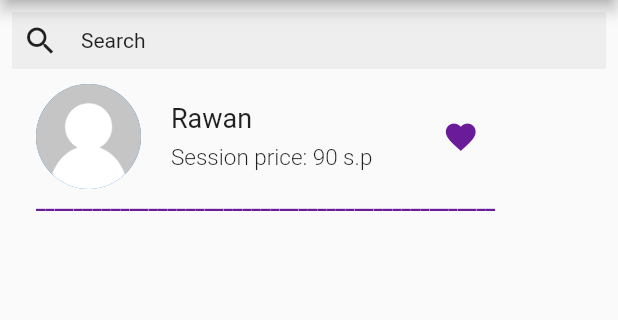
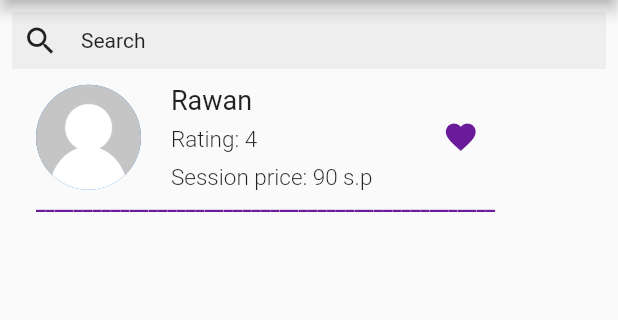
Before and after one commit to samtounsi/guidram-consultant-app, a Flutter app: the screen it shows after launch, on a phone screen of 412 x 824 dp, the part 84-404 px from its top. Run offline on Flutter 3.47's test engine with Material 2 defaults, Android fonts, the phone set to English and light mode, and no system bars; our stand-ins replace dio, get, image_picker, loader_overlay, multi_select_flutter, rating_dialog; missing offline and left inert: favorite_button, inspection.

Commit message:
rating in user_expert_screen

```diff
--- a/lib/Favourite.dart
+++ b/lib/Favourite.dart
@@ -2,9 +2,11 @@ import 'package:flutter/material.dart';
 
 class Fav_Experts{
   final String name;
+  final String rate;
   final String price;
   Fav_Experts({
     required this.name,
+    required this.rate,
     required this.price,
   });
 }
@@ -16,7 +18,7 @@ class Favourite extends StatefulWidget {
 
 class _FavouriteState extends State<Favourite> {
   List<Fav_Experts> fav =[
-    Fav_Experts(name:'Rawan', price:'90 s.p')
+    Fav_Experts(name:'Rawan', price:'90 s.p',rate:'4')
   ];
   bool is_fav = true;
   @override
@@ -133,6 +135,17 @@ class _FavouriteState extends State<Favourite> {
                             fontSize: 15.0,
                             fontWeight: FontWeight.w300,
                           ),
+                          'Rating: ${fav.rate}',
+                        ),
+                        SizedBox(
+                          height:7.0,
+                        ),
+                        Text(
+                          overflow: TextOverflow.ellipsis,
+                          style: TextStyle(
+                            fontSize: 15.0,
+                            fontWeight: FontWeight.w300,
+                          ),
                           'Session price: ${fav.price}',
                         ),
                       ],
--- a/pubspec.yaml
+++ b/pubspec.yaml
@@ -46,6 +46,7 @@ dependencies:
   loader_overlay: ^2.1.0
   inspection: ^0.0.11
   favorite_button: ^0.0.4
+  rating_dialog: ^2.0.4
 
 dev_dependencies:
   flutter_test:
```
Also changed, not shown: lib/expert_user_screen.dart (+37 -0 lines), pubspec.lock.
